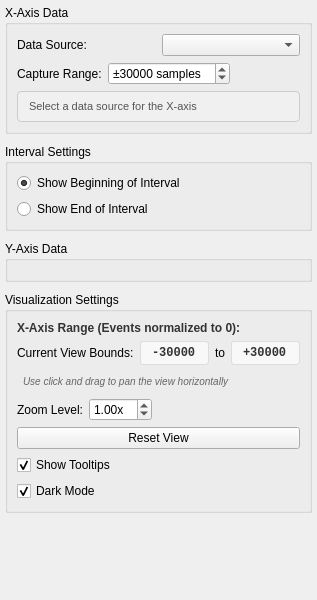
Old version of the form src/WhiskerToolbox/Analysis_Dashboard/Widgets/EventPlotWidget/EventPlotPropertiesWidget.ui in the repository paulmthompson/WhiskerToolbox.
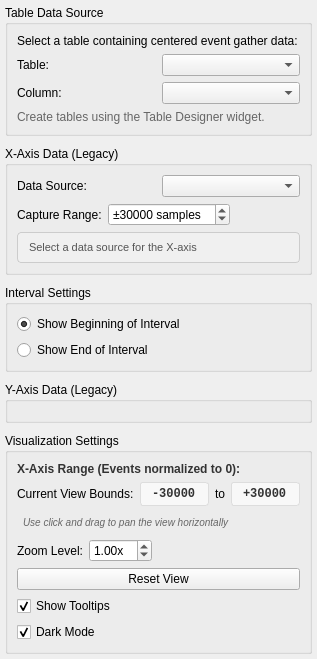
New version of the form. Custom widgets are drawn as their Qt base class.

Commit message: event plot widget adapted to use the new table manager interface

What changed in the file:
```diff
--- a/src/WhiskerToolbox/Analysis_Dashboard/Widgets/EventPlotWidget/EventPlotPropertiesWidget.ui
+++ b/src/WhiskerToolbox/Analysis_Dashboard/Widgets/EventPlotWidget/EventPlotPropertiesWidget.ui
@@ -29,10 +29,81 @@
    <property name="bottomMargin">
     <number>5</number>
    </property>
+   <item>
+    <widget class="QGroupBox" name="table_selection_group">
+     <property name="title">
+      <string>Table Data Source</string>
+     </property>
+     <layout class="QVBoxLayout" name="table_selection_layout">
+      <item>
+       <widget class="QLabel" name="table_instruction_label">
+        <property name="text">
+         <string>Select a table containing centered event gather data:</string>
+        </property>
+        <property name="wordWrap">
+         <bool>true</bool>
+        </property>
+       </widget>
+      </item>
+      <item>
+       <layout class="QHBoxLayout" name="table_combo_layout">
+        <item>
+         <widget class="QLabel" name="table_label">
+          <property name="text">
+           <string>Table:</string>
+          </property>
+         </widget>
+        </item>
+        <item>
+         <widget class="QComboBox" name="table_combo">
+          <property name="minimumWidth">
+           <number>150</number>
+          </property>
+         </widget>
+        </item>
+       </layout>
+      </item>
+      <item>
+       <layout class="QHBoxLayout" name="column_combo_layout">
+        <item>
+         <widget class="QLabel" name="column_label">
+          <property name="text">
+           <string>Column:</string>
+          </property>
+         </widget>
+        </item>
+        <item>
+         <widget class="QComboBox" name="column_combo">
+          <property name="minimumWidth">
+           <number>150</number>
+          </property>
+         </widget>
+        </item>
+       </layout>
+      </item>
+      <item>
+       <widget class="QLabel" name="table_info_label">
+        <property name="text">
+         <string>Create tables using the Table Designer widget.</string>
+        </property>
+        <property name="styleSheet">
+         <string>color: #666;</string>
+        </property>
+        <property name="wordWrap">
+         <bool>true</bool>
+        </property>
+       </widget>
+      </item>
+     </layout>
+    </widget>
+   </item>
    <item>
     <widget class="QGroupBox" name="x_axis_group">
      <property name="title">
-      <string>X-Axis Data</string>
+      <string>X-Axis Data (Legacy)</string>
+     </property>
+     <property name="visible">
+      <bool>false</bool>
      </property>
      <layout class="QVBoxLayout" name="x_axis_layout">
       <item>
@@ -154,7 +225,10 @@
    <item>
     <widget class="QGroupBox" name="y_axis_group">
      <property name="title">
-      <string>Y-Axis Data</string>
+      <string>Y-Axis Data (Legacy)</string>
+     </property>
+     <property name="visible">
+      <bool>false</bool>
      </property>
      <layout class="QVBoxLayout" name="y_axis_layout">
       <item>
```
The commit also changes 8 other files.
